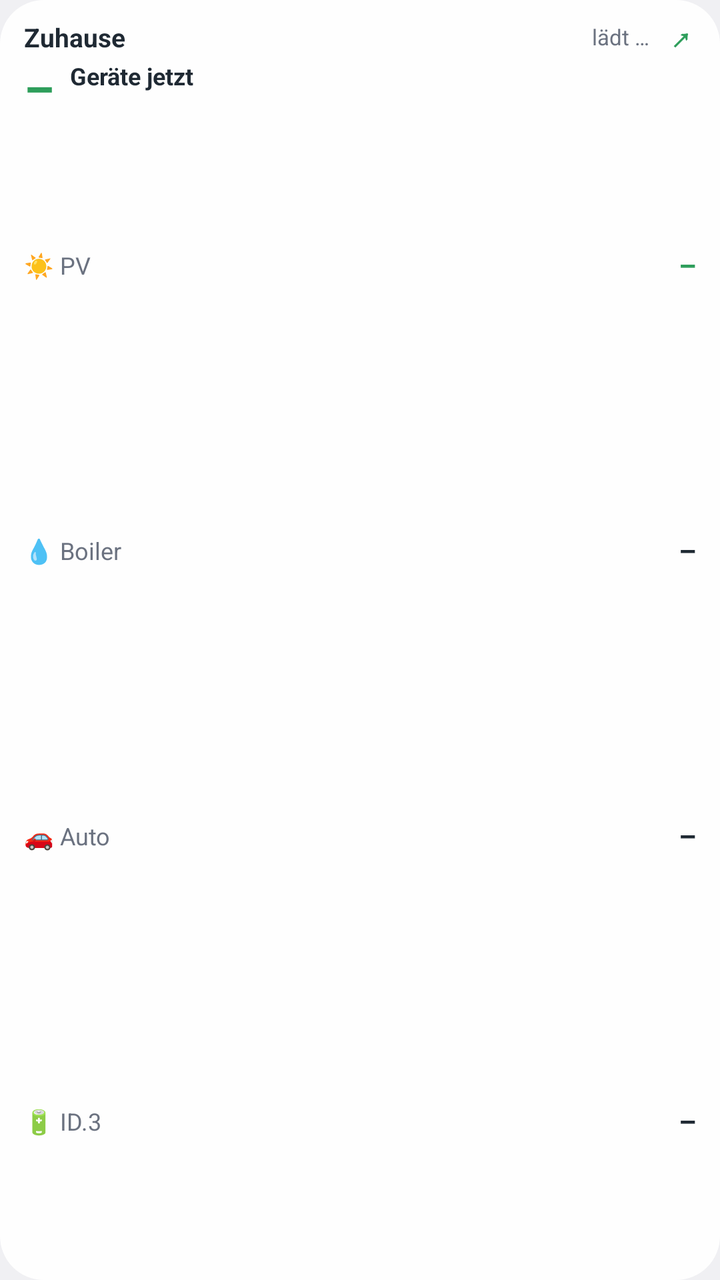
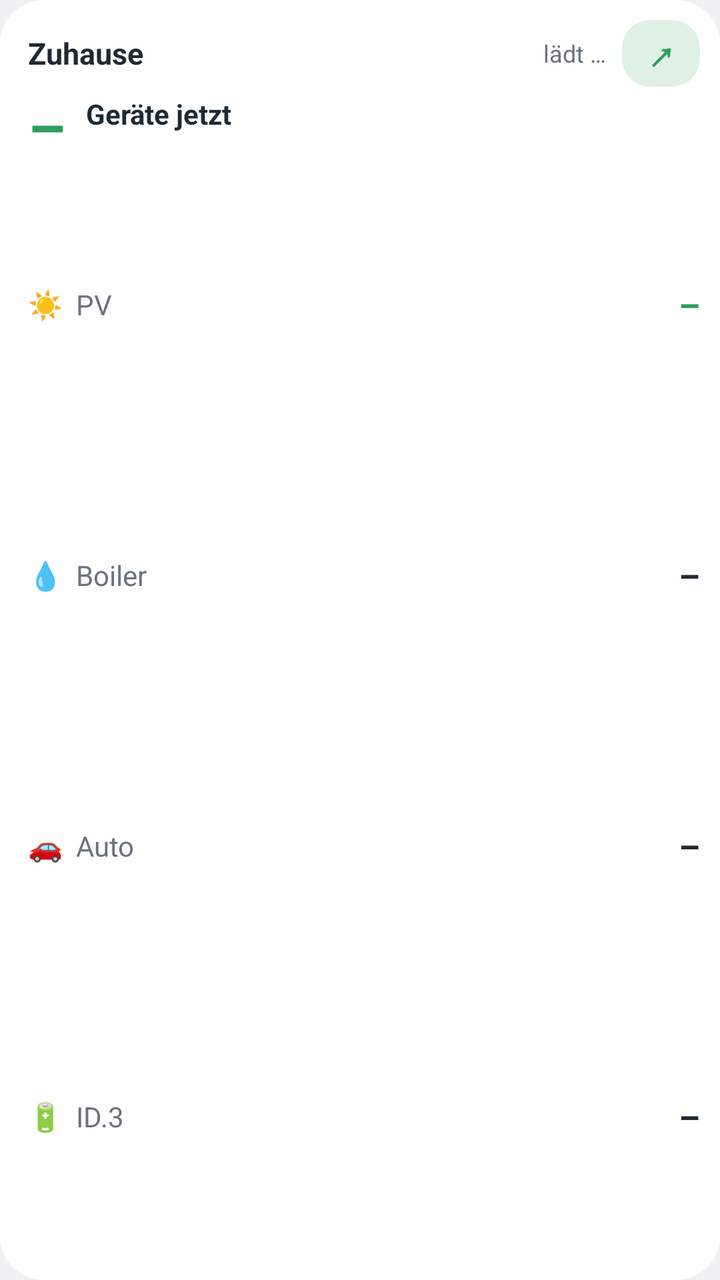

An Android layout rendered at two revisions. The XML below is the earlier revision; the diff shows what the commit changed to produce the second picture.
<!-- AndroidManifest.xml: application theme android:Theme.DeviceDefault.DayNight -->
<!-- res/layout/widget_zuhause.xml -->
<?xml version="1.0" encoding="utf-8"?>
<LinearLayout xmlns:android="http://schemas.android.com/apk/res/android"
    android:id="@+id/root"
    android:layout_width="match_parent"
    android:layout_height="match_parent"
    android:background="@drawable/widget_bg"
    android:orientation="vertical"
    android:paddingStart="12dp"
    android:paddingTop="8dp"
    android:paddingEnd="12dp"
    android:paddingBottom="8dp">

    <LinearLayout
        android:layout_width="match_parent"
        android:layout_height="wrap_content"
        android:gravity="center_vertical"
        android:orientation="horizontal">
        <TextView
            android:layout_width="0dp"
            android:layout_height="wrap_content"
            android:layout_weight="1"
            android:maxLines="1"
            android:text="@string/titel"
            android:textColor="@color/ink"
            android:textSize="13sp"
            android:textStyle="bold" />
        <TextView
            android:id="@+id/stand"
            android:layout_width="wrap_content"
            android:layout_height="wrap_content"
            android:ellipsize="end"
            android:maxLines="1"
            android:text="@string/laedt"
            android:textColor="@color/muted"
            android:textSize="11sp" />
        <TextView
            android:id="@+id/oeffnen"
            android:layout_width="wrap_content"
            android:layout_height="wrap_content"
            android:paddingStart="10dp"
            android:paddingEnd="2dp"
            android:text="↗"
            android:textColor="@color/akzent"
            android:textSize="15sp"
            android:textStyle="bold" />
    </LinearLayout>

    
    <LinearLayout
        android:layout_width="match_parent"
        android:layout_height="wrap_content"
        android:gravity="center_vertical"
        android:orientation="horizontal"
        android:paddingTop="2dp"
        android:paddingBottom="2dp">
        <TextView
            android:id="@+id/geraete_zahl"
            android:layout_width="wrap_content"
            android:layout_height="wrap_content"
            android:includeFontPadding="false"
            android:maxLines="1"
            android:text="–"
            android:textColor="@color/akzent"
            android:textSize="24sp"
            android:textStyle="bold" />
        <LinearLayout
            android:layout_width="0dp"
            android:layout_height="wrap_content"
            android:layout_weight="1"
            android:orientation="vertical"
            android:paddingStart="8dp">
            <TextView
                android:layout_width="wrap_content"
                android:layout_height="wrap_content"
                android:includeFontPadding="false"
                android:maxLines="1"
                android:text="@string/geraete_titel"
                android:textColor="@color/ink"
                android:textSize="12sp"
                android:textStyle="bold" />
            <TextView
                android:id="@+id/geraete_info"
                android:layout_width="wrap_content"
                android:layout_height="wrap_content"
                android:ellipsize="end"
                android:includeFontPadding="false"
                android:maxLines="1"
                android:textColor="@color/muted"
                android:textSize="11sp" />
        </LinearLayout>
    </LinearLayout>

    <LinearLayout style="@style/Zeile">
        <TextView style="@style/Bezeichnung" android:text="☀️ PV" />
        <TextView android:id="@+id/pv" style="@style/Wert" android:textColor="@color/akzent" />
    </LinearLayout>

    <LinearLayout style="@style/Zeile">
        <TextView style="@style/Bezeichnung" android:text="💧 Boiler" />
        <TextView android:id="@+id/boiler" style="@style/Wert" />
    </LinearLayout>

    <LinearLayout style="@style/Zeile">
        <TextView style="@style/Bezeichnung" android:text="🚗 Auto" />
        <TextView android:id="@+id/auto" style="@style/Wert" />
    </LinearLayout>

    <LinearLayout style="@style/Zeile">
        <TextView style="@style/Bezeichnung" android:text="🔋 ID.3" />
        <TextView android:id="@+id/id3" style="@style/Wert" />
    </LinearLayout>
</LinearLayout>
<!-- resources referenced by this layout -->
<resources>
  <color name="akzent">#2E9E5B</color>
  <color name="ink">#1F2933</color>
  <color name="muted">#6B7280</color>
  <!-- drawable widget_bg (drawable) -->
  <?xml version="1.0" encoding="utf-8"?>
  <shape xmlns:android="http://schemas.android.com/apk/res/android" android:shape="rectangle">
      <solid android:color="@color/karte" />
      <corners android:radius="22dp" />
  </shape>
  <string name="geraete_titel">Geräte jetzt</string>
  <string name="laedt">lädt …</string>
  <string name="titel">Zuhause</string>
  <style name="Bezeichnung">
          <item name="android:layout_width">0dp</item>
          <item name="android:layout_height">wrap_content</item>
          <item name="android:layout_weight">1</item>
          <item name="android:textColor">@color/muted</item>
          <item name="android:textSize">12sp</item>
          <item name="android:maxLines">1</item>
      </style>
  <style name="Wert">
          <item name="android:layout_width">wrap_content</item>
          <item name="android:layout_height">wrap_content</item>
          <item name="android:text">–</item>
          <item name="android:textColor">@color/ink</item>
          <item name="android:textSize">14sp</item>
          <item name="android:textStyle">bold</item>
          <item name="android:maxLines">1</item>
      </style>
  <style name="Zeile">
          <item name="android:layout_width">match_parent</item>
          <item name="android:layout_height">0dp</item>
          <item name="android:layout_weight">1</item>
          <item name="android:gravity">center_vertical</item>
          <item name="android:orientation">horizontal</item>
      </style>
  <color name="karte">#F2FFFFFF</color>
</resources>

<!-- the commit's change to res/layout/widget_zuhause.xml (unified diff, before → after) -->
@@ -5,12 +5,13 @@
     android:layout_height="match_parent"
     android:background="@drawable/widget_bg"
     android:orientation="vertical"
-    android:paddingStart="12dp"
-    android:paddingTop="8dp"
-    android:paddingEnd="12dp"
-    android:paddingBottom="8dp">
+    android:paddingStart="14dp"
+    android:paddingTop="10dp"
+    android:paddingEnd="10dp"
+    android:paddingBottom="14dp">
 
     <LinearLayout
+        android:id="@+id/kopf"
         android:layout_width="match_parent"
         android:layout_height="wrap_content"
         android:gravity="center_vertical"
@@ -22,7 +23,7 @@
             android:maxLines="1"
             android:text="@string/titel"
             android:textColor="@color/ink"
-            android:textSize="13sp"
+            android:textSize="15sp"
             android:textStyle="bold" />
         <TextView
             android:id="@+id/stand"
@@ -32,16 +33,21 @@
             android:maxLines="1"
             android:text="@string/laedt"
             android:textColor="@color/muted"
-            android:textSize="11sp" />
+            android:textSize="12sp" />
         <TextView
             android:id="@+id/oeffnen"
             android:layout_width="wrap_content"
             android:layout_height="wrap_content"
-            android:paddingStart="10dp"
-            android:paddingEnd="2dp"
+            android:layout_marginStart="8dp"
+            android:background="@drawable/link_bg"
+            android:includeFontPadding="false"
+            android:paddingStart="12dp"
+            android:paddingTop="3dp"
+            android:paddingEnd="12dp"
+            android:paddingBottom="3dp"
             android:text="↗"
             android:textColor="@color/akzent"
-            android:textSize="15sp"
+            android:textSize="20sp"
             android:textStyle="bold" />
     </LinearLayout>
 
@@ -51,7 +57,7 @@
         android:layout_height="wrap_content"
         android:gravity="center_vertical"
         android:orientation="horizontal"
-        android:paddingTop="2dp"
+        android:paddingTop="4dp"
         android:paddingBottom="2dp">
         <TextView
             android:id="@+id/geraete_zahl"
@@ -61,52 +67,50 @@
             android:maxLines="1"
             android:text="–"
             android:textColor="@color/akzent"
-            android:textSize="24sp"
+            android:textSize="30sp"
             android:textStyle="bold" />
         <LinearLayout
             android:layout_width="0dp"
             android:layout_height="wrap_content"
             android:layout_weight="1"
             android:orientation="vertical"
-            android:paddingStart="8dp">
+            android:paddingStart="10dp">
             <TextView
                 android:layout_width="wrap_content"
                 android:layout_height="wrap_content"
-                android:includeFontPadding="false"
                 android:maxLines="1"
                 android:text="@string/geraete_titel"
                 android:textColor="@color/ink"
-                android:textSize="12sp"
+                android:textSize="14sp"
                 android:textStyle="bold" />
             <TextView
                 android:id="@+id/geraete_info"
                 android:layout_width="wrap_content"
                 android:layout_height="wrap_content"
                 android:ellipsize="end"
-                android:includeFontPadding="false"
                 android:maxLines="1"
                 android:textColor="@color/muted"
-                android:textSize="11sp" />
+                android:textSize="12sp" />
         </LinearLayout>
     </LinearLayout>
 
     <LinearLayout style="@style/Zeile">
-        <TextView style="@style/Bezeichnung" android:text="☀️ PV" />
+        <TextView style="@style/Bezeichnung" android:text="☀️  PV" />
         <TextView android:id="@+id/pv" style="@style/Wert" android:textColor="@color/akzent" />
     </LinearLayout>
 
     <LinearLayout style="@style/Zeile">
-        <TextView style="@style/Bezeichnung" android:text="💧 Boiler" />
+        <TextView style="@style/Bezeichnung" android:text="💧  Boiler" />
         <TextView android:id="@+id/boiler" style="@style/Wert" />
     </LinearLayout>
 
     <LinearLayout style="@style/Zeile">
-        <TextView style="@style/Bezeichnung" android:text="🚗 Auto" />
+        <TextView style="@style/Bezeichnung" android:text="🚗  Auto" />
         <TextView android:id="@+id/auto" style="@style/Wert" />
     </LinearLayout>
 
     <LinearLayout style="@style/Zeile">
-        <TextView style="@style/Bezeichnung" android:text="🔋 ID.3" />
+        <TextView style="@style/Bezeichnung" android:text="🔋  ID.3" />
         <TextView android:id="@+id/id3" style="@style/Wert" />
     </LinearLayout>
 </LinearLayout>
<!-- resource entries referenced after the edit -->
@@ -3,6 +3,12 @@
   <color name="akzent">#2E9E5B</color>
   <color name="ink">#1F2933</color>
   <color name="muted">#6B7280</color>
+  <!-- drawable link_bg (drawable) -->
+  <?xml version="1.0" encoding="utf-8"?>
+  <shape xmlns:android="http://schemas.android.com/apk/res/android" android:shape="rectangle">
+      <solid android:color="@color/link_bg" />
+      <corners android:radius="14dp" />
+  </shape>
   <!-- drawable widget_bg (drawable) -->
   <?xml version="1.0" encoding="utf-8"?>
   <shape xmlns:android="http://schemas.android.com/apk/res/android" android:shape="rectangle">
@@ -17,7 +23,7 @@
           <item name="android:layout_height">wrap_content</item>
           <item name="android:layout_weight">1</item>
           <item name="android:textColor">@color/muted</item>
-          <item name="android:textSize">12sp</item>
+          <item name="android:textSize">14sp</item>
           <item name="android:maxLines">1</item>
       </style>
   <style name="Wert">
@@ -25,7 +31,7 @@
           <item name="android:layout_height">wrap_content</item>
           <item name="android:text">–</item>
           <item name="android:textColor">@color/ink</item>
-          <item name="android:textSize">14sp</item>
+          <item name="android:textSize">17sp</item>
           <item name="android:textStyle">bold</item>
           <item name="android:maxLines">1</item>
       </style>
@@ -36,6 +42,7 @@
           <item name="android:gravity">center_vertical</item>
           <item name="android:orientation">horizontal</item>
       </style>
+  <color name="link_bg">#262E9E5B</color>
   <color name="karte">#F2FFFFFF</color>
 </resources>
 
